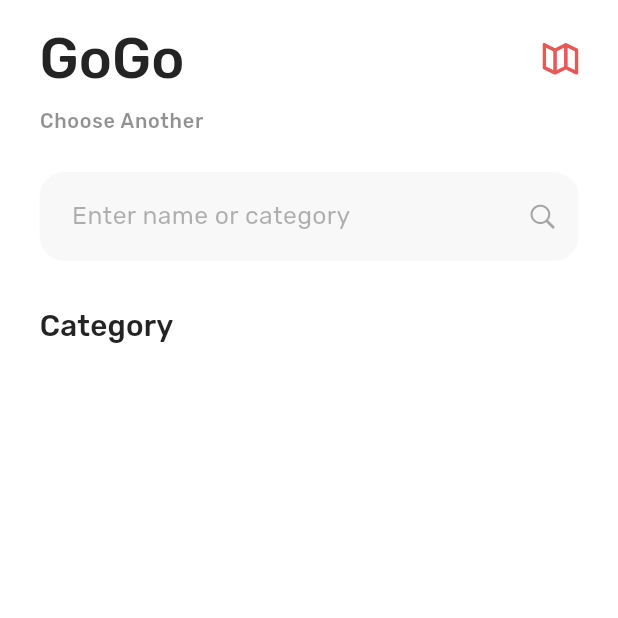
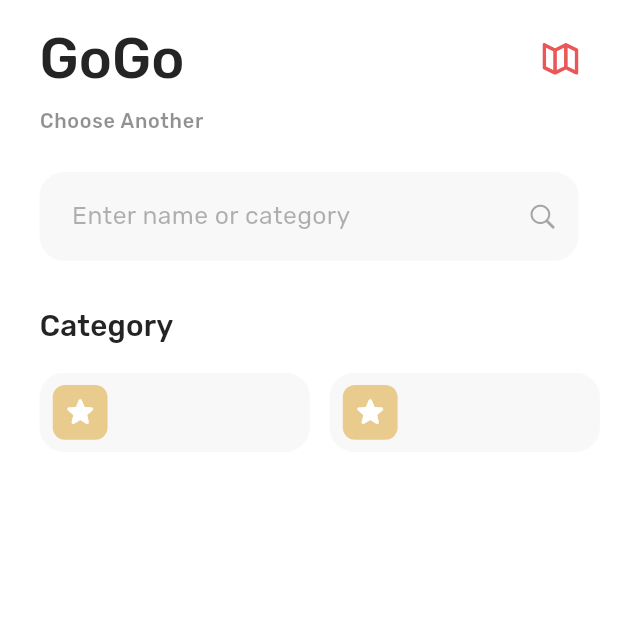
Before and after one commit to bishal-rumba007/travel-app, a Flutter app: the screen it shows after launch, on a phone screen of 412 x 824 dp, the top half of it. Run offline on Flutter 3.47's test engine with Material 3 defaults, Android fonts, the phone set to English and light mode, and no system bars; our stand-ins replace flutter_screenutil, flutter_svg, google_fonts, hive_flutter; accounts and stored records are empty.

Commit message:
create initial UI for home screen

```diff
--- a/lib/src/home/presentation/screens/home_screen.dart
+++ b/lib/src/home/presentation/screens/home_screen.dart
@@ -23,12 +23,15 @@ class _HomeScreenState extends State<HomeScreen> {
       appBar: AppBar(
         toolbarHeight: 0,
       ),
-      body: Padding(
+      body: Column(
+        crossAxisAlignment: CrossAxisAlignment.start,
+        children: [
+          SizedBox(height: 16.h,),
+          Padding(
             padding: EdgeInsets.symmetric(horizontal: 24.w),
             child: Column(
               crossAxisAlignment: CrossAxisAlignment.start,
               children: [
-            SizedBox(height: 16.h,),
                 Row(
                   mainAxisAlignment: MainAxisAlignment.spaceBetween,
                   children: [
@@ -63,17 +66,54 @@ class _HomeScreenState extends State<HomeScreen> {
                     ),
                   ),
                 ),
+              ],
+            ),
+          ),
           SizedBox(height: 28.h,),
-            Text(
+          Padding(
+            padding: EdgeInsets.symmetric(horizontal: 24.w),
+            child: Text(
               "Category",
               style: theme.textTheme.titleMedium?.copyWith(
                 fontWeight: FontWeight.w500,
               ),
             ),
+          ),
           SizedBox(height: 16.h,),
-
+          SizedBox(
+            height: 52.h,
+            child: ListView.separated(
+              itemCount: 3,
+              scrollDirection: Axis.horizontal,
+              itemBuilder: (context, index) {
+                return Container(
+                  margin: index == 0 ? EdgeInsets.only(left: 24.w) : null,
+                  padding: EdgeInsets.only(left: 8.w, top: 8.h, right: 16.w, bottom: 8.h),
+                  height: 52.h,
+                  width: 164.w,
+                  decoration: BoxDecoration(
+                    color: const Color(0xFFF8F8F8),
+                    borderRadius: BorderRadius.circular(16.r),
+                  ),
+                  child: Row(
+                    children: [
+                      Container(
+                        height: 36.h,
+                        width: 36.h,
+                        decoration: BoxDecoration(
+                          borderRadius: BorderRadius.circular(8.r),
+                          color: AppColor.beige,
+                        ),
+                        child: const Icon(Icons.star_rounded, color: Colors.white,),
+                      ),
                     ],
                   ),
+                );
+              },
+              separatorBuilder: (context, index) => SizedBox(width: 12.w,),
+            ),
+          ),
+        ],
       )
     );
   }
```
Lines whose indentation alone changed are shown as unchanged.
